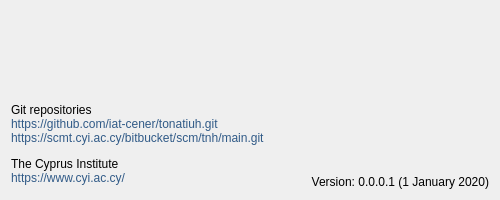
CST-Modelling-Tools/TonatiuhPP, file source/application/widgets/AboutDialog.ui: the form before one commit.
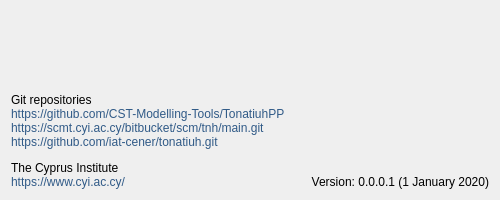
The form after the commit.

The edit to the form file:
```diff
--- a/source/application/widgets/AboutDialog.ui
+++ b/source/application/widgets/AboutDialog.ui
@@ -40,9 +40,12 @@
 
 &lt;p&gt;Git repositories&lt;br/&gt;
 
-&lt;a href=&quot;https://github.com/iat-cener/tonatiuh.git&quot;&gt;https://github.com/iat-cener/tonatiuh.git&lt;/a&gt;&lt;br/&gt;
+&lt;a href=&quot;https://github.com/CST-Modelling-Tools/TonatiuhPP&quot;&gt;https://github.com/CST-Modelling-Tools/TonatiuhPP&lt;/a&gt;&lt;br/&gt;
 
-&lt;a href=&quot;https://scmt.cyi.ac.cy/bitbucket/scm/tnh/main.git&quot;&gt;https://scmt.cyi.ac.cy/bitbucket/scm/tnh/main.git&lt;/a&gt;
+&lt;a href=&quot;https://scmt.cyi.ac.cy/bitbucket/scm/tnh/main.git&quot;&gt;https://scmt.cyi.ac.cy/bitbucket/scm/tnh/main.git&lt;/a&gt;&lt;br/&gt;
+
+&lt;a href=&quot;https://github.com/iat-cener/tonatiuh.git&quot;&gt;https://github.com/iat-cener/tonatiuh.git&lt;/a&gt;
+
 &lt;/p&gt;
 
 &lt;p&gt;The Cyprus Institute&lt;br/&gt;
```
